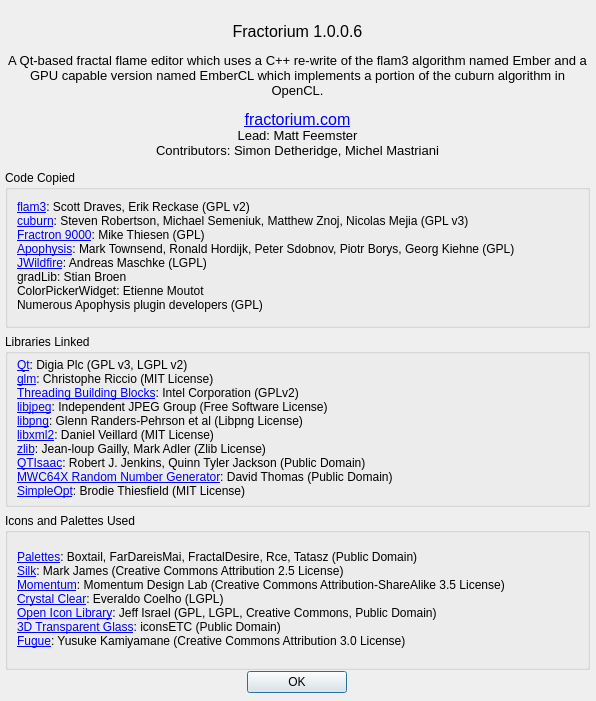
Above: Source/Fractorium/AboutDialog.ui from typpos/fractorium before the change. Below: the same form after it.
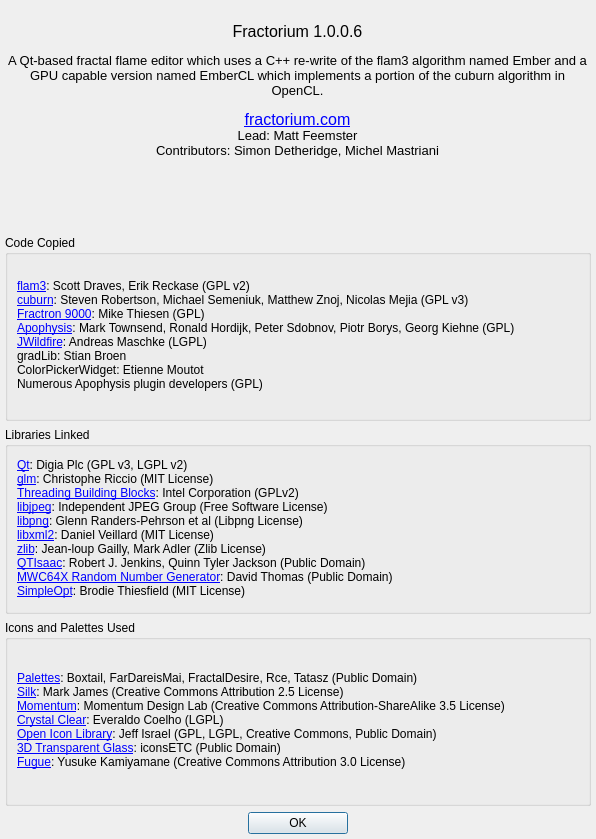
That is the form after the change.

Commit message: 1.0.0.6 09/03/2017 Release (Linux)

Patch:
```diff
--- a/Source/Fractorium/AboutDialog.ui
+++ b/Source/Fractorium/AboutDialog.ui
@@ -7,7 +7,7 @@
     <x>0</x>
     <y>0</y>
     <width>596</width>
-    <height>701</height>
+    <height>839</height>
    </rect>
   </property>
   <property name="sizePolicy">
@@ -86,9 +86,9 @@
    <property name="geometry">
     <rect>
      <x>5</x>
-     <y>170</y>
-     <width>585</width>
-     <height>500</height>
+     <y>235</y>
+     <width>586</width>
+     <height>571</height>
     </rect>
    </property>
    <layout class="QVBoxLayout" name="AboutVerticalLayout">
@@ -257,9 +257,9 @@
    <property name="geometry">
     <rect>
      <x>5</x>
-     <y>670</y>
-     <width>585</width>
-     <height>25</height>
+     <y>810</y>
+     <width>586</width>
+     <height>27</height>
     </rect>
    </property>
    <layout class="QGridLayout" name="AboutOkGridLayout" rowminimumheight="0">
```
The commit also changes 1 other file.
